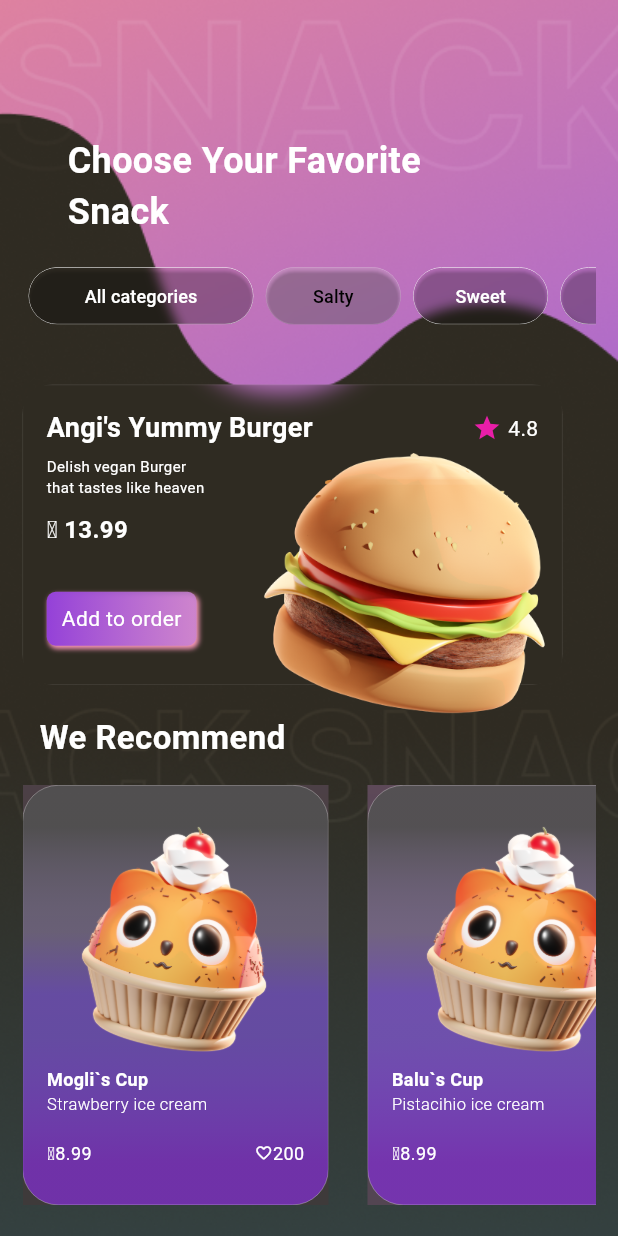
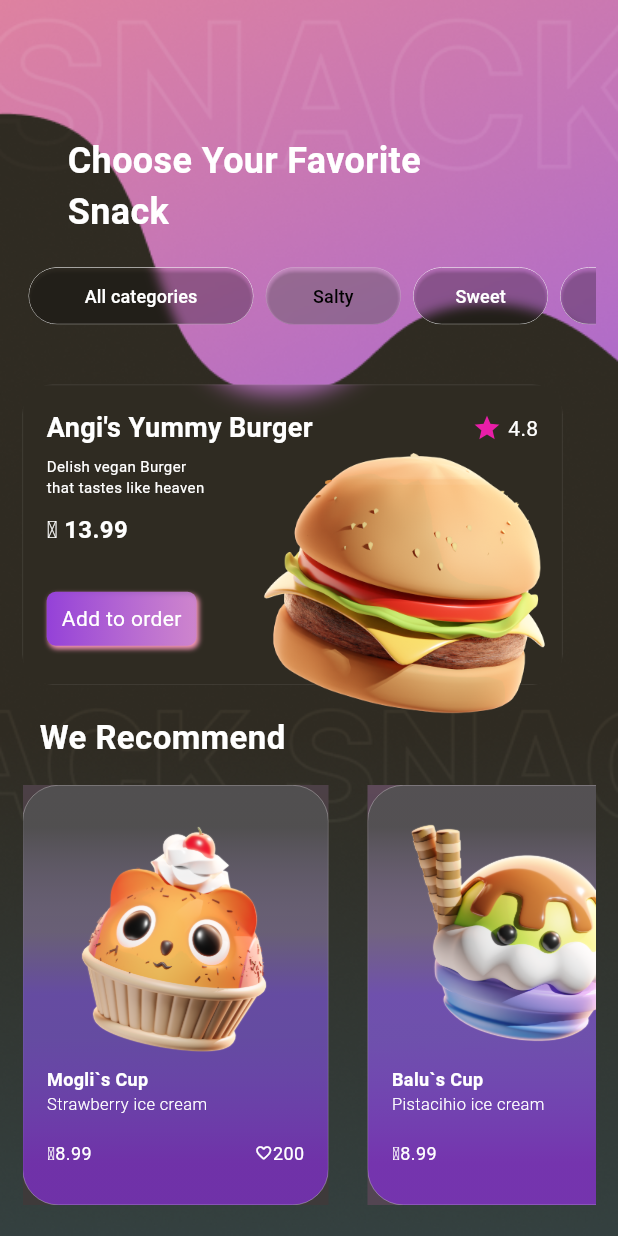
Before and after one commit to Beyz61/project_snack_app, a Flutter app: the screen it shows after launch, after a tap on "Order Now", on a phone screen of 412 x 824 dp. Run offline on Flutter 3.47's test engine with Material 3 defaults, Android fonts, the phone set to English and light mode, and no system bars.

```diff
--- a/lib/home_screen.dart
+++ b/lib/home_screen.dart
@@ -32,7 +32,7 @@ class HomeScreen extends StatelessWidget {
               top: 620,
               left: 20,
               child: ClipRRect(
-                borderRadius: BorderRadius.circular(20), // Runder Rahmen
+                borderRadius: BorderRadius.circular(40), // Runder Rahmen
                 child: BackdropFilter(
                   filter: ImageFilter.blur(sigmaX: 8, sigmaY: 8), // Verschwommenheit
                   child: Container(
--- a/lib/widget/screens/balus_cup_container.dart
+++ b/lib/widget/screens/balus_cup_container.dart
@@ -48,7 +48,7 @@ class BalusCupContainer extends StatelessWidget {
           children: [
            Transform.scale(
             scale: 1.0,
-            child: Image.asset("assets/grafics/cat cupcakes_3D.png"),),
+            child: Image.asset("assets/grafics/Ice.cream.png"),),
             const Text("Balu`s Cup",
              style: TextStyle(
                fontWeight: FontWeight.bold,
```
